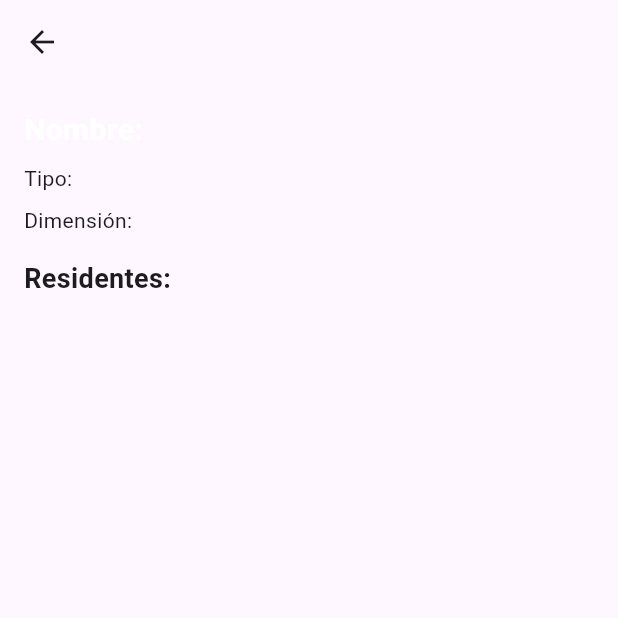
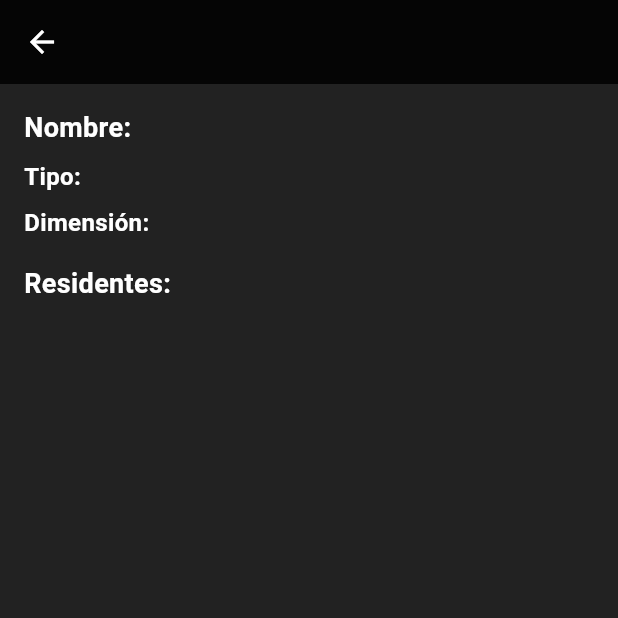
Before and after one commit to Yancarlos107/RaMApp, a Flutter app: the LocationDetailPage screen opened directly with empty values, on a phone screen of 412 x 824 dp, the top half of it. Run offline on Flutter 3.47's test engine with Material 3 defaults, Android fonts, the phone set to English and light mode, and no system bars; our stand-ins replace dartz, dio, flutter_bloc, shared_preferences; accounts and stored records are empty.

Commit message:
add styles for detail locations page and add avatar for the residents in locations due function

```diff
--- a/lib/presentation/pages/location_detail_page.dart
+++ b/lib/presentation/pages/location_detail_page.dart
@@ -9,8 +9,18 @@ class LocationDetailPage extends StatelessWidget {
   @override
   Widget build(BuildContext context) {
     return Scaffold(
+      backgroundColor: Colors.black87,
       appBar: AppBar(
-        title: Text(location!.name),
+        iconTheme: const IconThemeData(color: Colors.white),
+        backgroundColor: Colors.black87,
+        title: Text(
+          location!.name,
+          style: const TextStyle(
+            color: Colors.white,
+            fontSize: 20,
+            fontWeight: FontWeight.bold,
+          ),
+        ),
       ),
       body: Padding(
         padding: const EdgeInsets.all(16.0),
@@ -20,27 +30,53 @@ class LocationDetailPage extends StatelessWidget {
             Text(
               'Nombre: ${location!.name}',
               style: const TextStyle(
-                  fontSize: 20,
+                  fontSize: 18,
                   fontWeight: FontWeight.bold,
                   color: Colors.white),
             ),
             const SizedBox(height: 8),
             Text(
               'Tipo: ${location!.type}',
+              style: const TextStyle(
+                color: Colors.white,
+                fontSize: 16,
+                fontWeight: FontWeight.bold,
+              ),
             ),
             const SizedBox(height: 8),
-            Text('Dimensión: ${location!.dimension}'),
+            Text(
+              'Dimensión: ${location!.dimension}',
+              style: const TextStyle(
+                color: Colors.white,
+                fontSize: 16,
+                fontWeight: FontWeight.bold,
+              ),
+            ),
             const SizedBox(height: 16),
             const Text(
               'Residentes:',
-              style: TextStyle(fontSize: 18, fontWeight: FontWeight.bold),
+              style: TextStyle(
+                color: Colors.white,
+                fontSize: 18,
+                fontWeight: FontWeight.bold,
+              ),
             ),
             Expanded(
               child: ListView.builder(
                 itemCount: location!.residents.length,
                 itemBuilder: (context, index) {
+                  final url =
+                      transformRickAndMortyUrl(location!.residents[index]);
                   return ListTile(
-                    title: Text('Residente ${index + 1}'),
+                    leading: CircleAvatar(
+                        maxRadius: 40, backgroundImage: NetworkImage(url)),
+                    title: Text(
+                      'Residente ${index + 1}',
+                      style: const TextStyle(
+                        color: Colors.white,
+                        fontSize: 16,
+                      ),
+                    ),
                     subtitle: Text(location!.residents[index]),
                   );
                 },
@@ -52,3 +88,11 @@ class LocationDetailPage extends StatelessWidget {
     );
   }
 }
+
+String transformRickAndMortyUrl(String url) {
+  if (url.contains('/api/character/')) {
+    String id = url.substring(url.lastIndexOf('/') + 1); // Extrae el ID
+    return 'https://rickandmortyapi.com/api/character/avatar/$id.jpeg';
+  }
+  return url; // Devuelve la misma URL si no coincide el formato
+}
--- a/lib/presentation/pages/splash_page.dart
+++ b/lib/presentation/pages/splash_page.dart
@@ -1,4 +1,4 @@
-// ignore_for_file: library_private_types_in_public_api
+// ignore_for_file: library_private_types_in_public_api, use_build_context_synchronously
 
 import 'dart:async';
 
```
Also changed, not shown: lib/presentation/widgets/search_bar.dart (+10 -4 lines).
